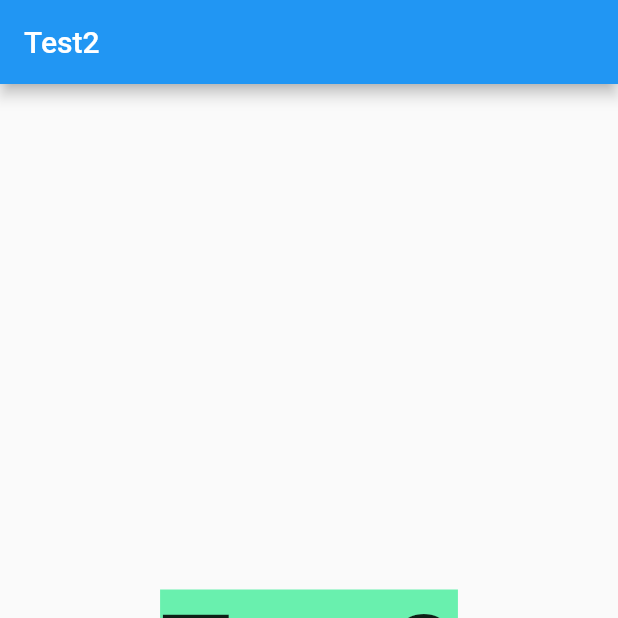
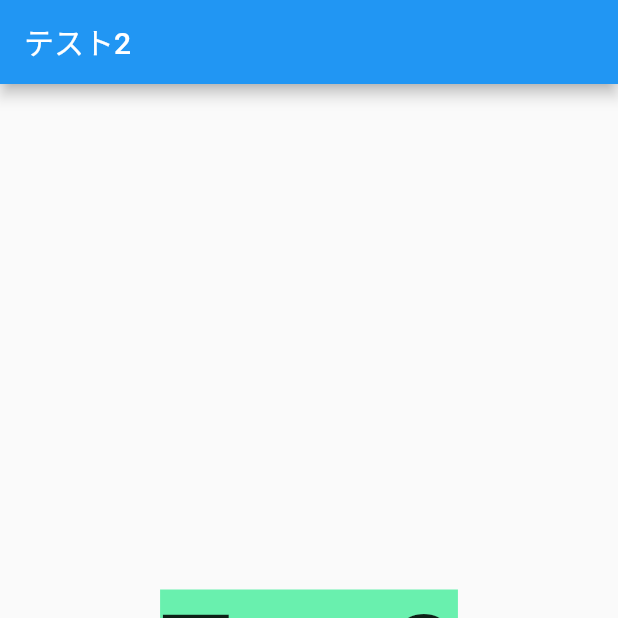
Before and after one commit to Yusuke-Takahasi/Flutter_application_1, a Flutter app: the screen it shows after launch, swiped to page 2, on a phone screen of 412 x 824 dp, the top half of it. Run offline on Flutter 3.47's test engine with Material 2 defaults, Android fonts, the phone set to English and light mode, and no system bars.

Commit message:
テストを日本語に変更した

```diff
--- a/lib/TestPage2.dart
+++ b/lib/TestPage2.dart
@@ -5,7 +5,7 @@ class TestPage2 extends StatelessWidget {
   Widget build(BuildContext context) {
     return Scaffold(
         appBar: AppBar(
-          title: Text("Test2"),
+          title: Text("テスト2"),
         ),
         body: Center(
             child: Container(
```
